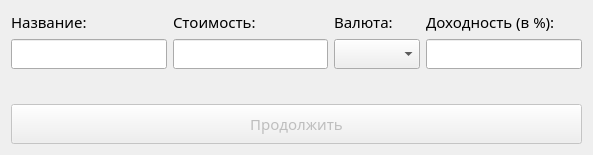
This is add_new.ui in volodout/InvestCalc as Qt 5 draws it before an edit. The edited form follows.
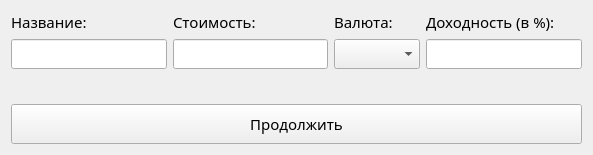
This is the edited form.

Diff of the .ui file:
```diff
--- a/add_new.ui
+++ b/add_new.ui
@@ -160,7 +160,7 @@
    <item>
     <widget class="QPushButton" name="btn_continue">
      <property name="enabled">
-      <bool>false</bool>
+      <bool>true</bool>
      </property>
      <property name="minimumSize">
       <size>
```
Left out of the diff: 4 changed lines with no effect on the pictures.
